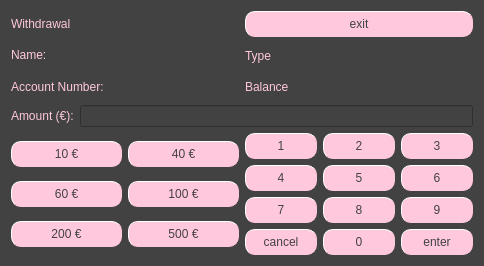
Qt form bankautomat/withdrawwindow.ui (bank-2022/group11) before a commit.
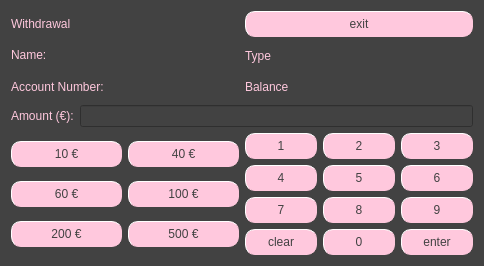
The same form after that commit.

The edit to the form file:
```diff
--- a/bankautomat/withdrawwindow.ui
+++ b/bankautomat/withdrawwindow.ui
@@ -470,7 +470,7 @@
 padding: 5px;</string>
                </property>
                <property name="text">
-                <string>cancel</string>
+                <string>clear</string>
                </property>
               </widget>
              </item>
```
